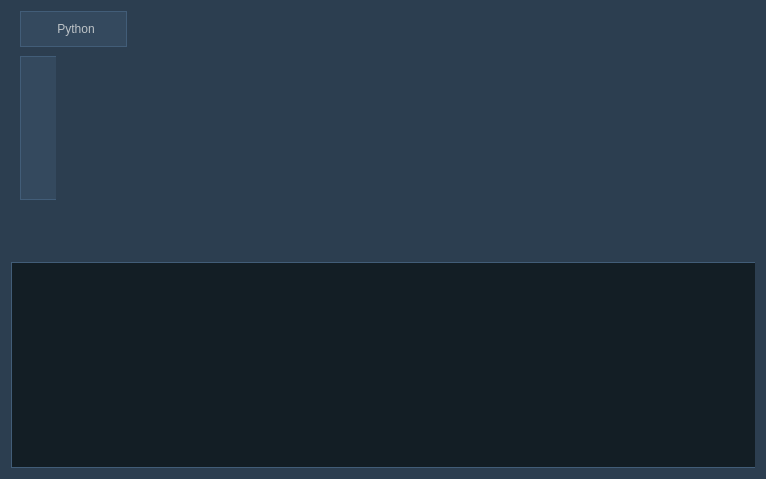
First picture: the form in source/plugins/mscript/main_ui.ui, repository 5l1v3r1/Moderat, before the edit.
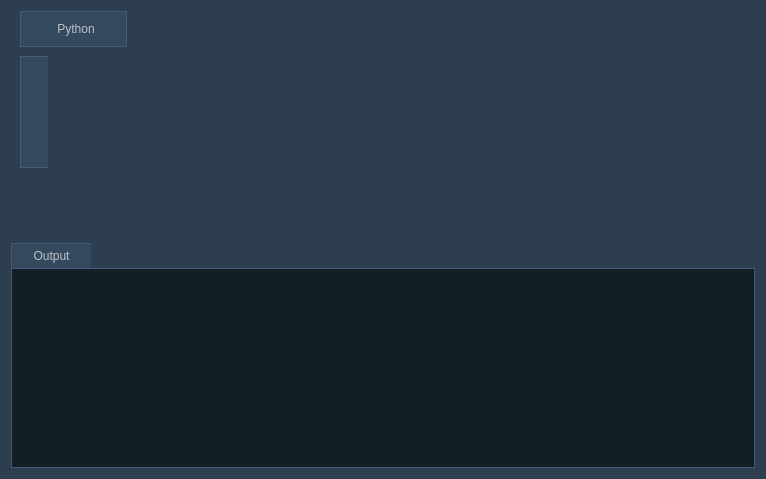
Second picture: the form after the edit. Icons and pictures are not drawn.

```diff
--- a/source/plugins/mscript/main_ui.ui
+++ b/source/plugins/mscript/main_ui.ui
@@ -107,22 +107,6 @@
   </property>
   <layout class="QGridLayout" name="gridLayout">
    <item row="0" column="0">
-    <widget class="QSplitter" name="splitter_2">
-     <property name="lineWidth">
-      <number>1</number>
-     </property>
-     <property name="orientation">
-      <enum>Qt::Vertical</enum>
-     </property>
-     <property name="opaqueResize">
-      <bool>true</bool>
-     </property>
-     <property name="handleWidth">
-      <number>1</number>
-     </property>
-     <property name="childrenCollapsible">
-      <bool>true</bool>
-     </property>
      <widget class="QTabWidget" name="scriptTab">
       <property name="styleSheet">
        <string notr="true"> QTabBar::tab {
@@ -181,14 +165,14 @@
              <widget class="QPushButton" name="runButton">
               <property name="minimumSize">
                <size>
-                <width>36</width>
-                <height>36</height>
+               <width>28</width>
+               <height>28</height>
                </size>
               </property>
               <property name="maximumSize">
                <size>
-                <width>36</width>
-                <height>36</height>
+               <width>28</width>
+               <height>28</height>
                </size>
               </property>
               <property name="styleSheet">
@@ -214,8 +198,8 @@
               </property>
               <property name="iconSize">
                <size>
-                <width>25</width>
-                <height>25</height>
+               <width>18</width>
+               <height>18</height>
                </size>
               </property>
              </widget>
@@ -224,14 +208,14 @@
              <widget class="QPushButton" name="fromFileButton">
               <property name="minimumSize">
                <size>
-                <width>36</width>
-                <height>36</height>
+               <width>28</width>
+               <height>28</height>
                </size>
               </property>
               <property name="maximumSize">
                <size>
-                <width>36</width>
-                <height>36</height>
+               <width>28</width>
+               <height>28</height>
                </size>
               </property>
               <property name="styleSheet">
@@ -258,8 +242,8 @@
               </property>
               <property name="iconSize">
                <size>
-                <width>25</width>
-                <height>25</height>
+               <width>18</width>
+               <height>18</height>
                </size>
               </property>
              </widget>
@@ -268,14 +252,14 @@
              <widget class="QPushButton" name="closeOutputButton">
               <property name="minimumSize">
                <size>
-                <width>36</width>
-                <height>36</height>
+               <width>28</width>
+               <height>28</height>
                </size>
               </property>
               <property name="maximumSize">
                <size>
-                <width>36</width>
-                <height>36</height>
+               <width>28</width>
+               <height>28</height>
                </size>
               </property>
               <property name="styleSheet">
@@ -302,8 +286,8 @@
               </property>
               <property name="iconSize">
                <size>
-                <width>25</width>
-                <height>25</height>
+               <width>18</width>
+               <height>18</height>
                </size>
               </property>
              </widget>
@@ -312,14 +296,14 @@
              <widget class="QPushButton" name="clearButton">
               <property name="minimumSize">
                <size>
-                <width>36</width>
-                <height>36</height>
+               <width>28</width>
+               <height>28</height>
                </size>
               </property>
               <property name="maximumSize">
                <size>
-                <width>36</width>
-                <height>36</height>
+               <width>28</width>
+               <height>28</height>
                </size>
               </property>
               <property name="styleSheet">
@@ -345,8 +329,8 @@
               </property>
               <property name="iconSize">
                <size>
-                <width>25</width>
-                <height>25</height>
+               <width>18</width>
+               <height>18</height>
                </size>
               </property>
              </widget>
@@ -378,21 +362,69 @@
        </layout>
       </widget>
      </widget>
+   </item>
+   <item row="1" column="0">
+    <layout class="QVBoxLayout" name="verticalLayout_2" stretch="0,0">
+     <property name="spacing">
+      <number>0</number>
+     </property>
+     <item>
+      <layout class="QHBoxLayout" name="horizontalLayout">
+       <property name="spacing">
+        <number>0</number>
+       </property>
+       <item>
+        <widget class="QPushButton" name="showOutputButton">
+         <property name="minimumSize">
+          <size>
+           <width>80</width>
+           <height>0</height>
+          </size>
+         </property>
+         <property name="styleSheet">
+          <string notr="true">padding: 5px;
+background: #34495e;
+border: 1px ridge;
+border-right: none;
+border-color: #2c3e50;
+border-bottom: none;</string>
+         </property>
+         <property name="text">
+          <string>Output</string>
+         </property>
+        </widget>
+       </item>
+       <item>
+        <spacer name="horizontalSpacer">
+         <property name="orientation">
+          <enum>Qt::Horizontal</enum>
+         </property>
+         <property name="sizeHint" stdset="0">
+          <size>
+           <width>40</width>
+           <height>20</height>
+          </size>
+         </property>
+        </spacer>
+       </item>
+      </layout>
+     </item>
+     <item>
      <widget class="QTextEdit" name="outputText">
       <property name="styleSheet">
        <string notr="true">background-color: #131E25;
-    padding: 2px;
-    color: #bdc3c7;
-	font: 75 8pt &quot;MS Shell Dlg 2&quot;;
-	border: 1px ridge;
-	border-right: none;
-	border-color: #2c3e50;</string>
+padding: 5px;
+color: #bdc3c7;
+font: 75 8pt &quot;MS Shell Dlg 2&quot;;
+border: 1px ridge;
+border-color: #2c3e50;</string>
       </property>
       <property name="readOnly">
        <bool>true</bool>
       </property>
      </widget>
-    </widget>
+     </item>
+    </layout>
    </item>
   </layout>
  </widget>
```
Lines whose indentation alone changed are shown as unchanged.
